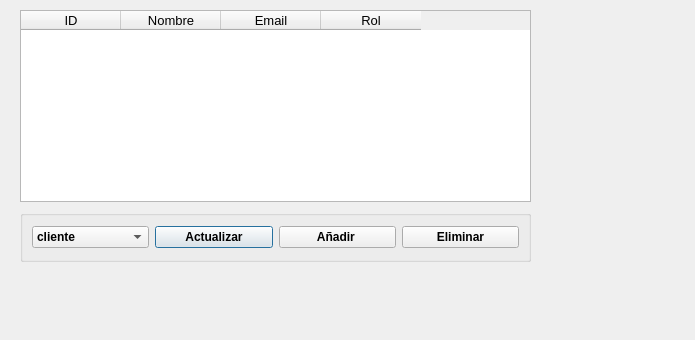
Old version of the form interfaces/admin_usuarios.ui in the repository aiglep02/gestion-tapas-leon.
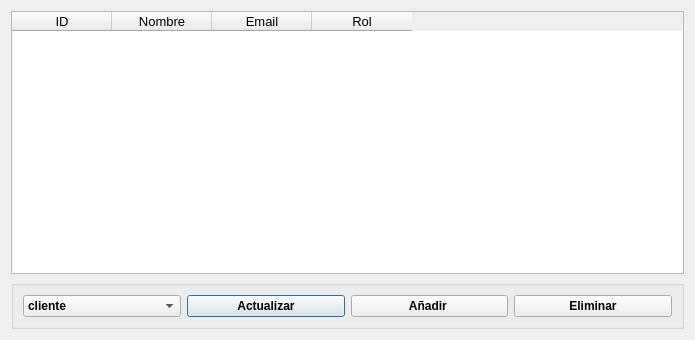
New version of the form.

Commit message: Implementado patrón MVC bien en gestionar usuarios de administradores

What changed in the file:
```diff
--- a/interfaces/admin_usuarios.ui
+++ b/interfaces/admin_usuarios.ui
@@ -13,15 +13,9 @@
   <property name="windowTitle">
    <string>Dialog</string>
   </property>
+  <layout class="QVBoxLayout" name="verticalLayout">
+   <item>
   <widget class="QTableWidget" name="tablaUsuarios">
-   <property name="geometry">
-    <rect>
-     <x>20</x>
-     <y>10</y>
-     <width>511</width>
-     <height>192</height>
-    </rect>
-   </property>
    <property name="font">
     <font>
      <pointsize>10</pointsize>
@@ -51,15 +45,9 @@
     </property>
    </column>
   </widget>
+   </item>
+   <item>
   <widget class="QGroupBox" name="groupBox">
-   <property name="geometry">
-    <rect>
-     <x>20</x>
-     <y>210</y>
-     <width>511</width>
-     <height>52</height>
-    </rect>
-   </property>
    <property name="title">
     <string/>
    </property>
@@ -91,7 +79,7 @@
      </widget>
     </item>
     <item>
-     <widget class="QPushButton" name="Actualizar&#10;">
+       <widget class="QPushButton" name="btnActualizar&#10;">
       <property name="font">
        <font>
         <pointsize>9</pointsize>
@@ -134,6 +122,8 @@
     </item>
    </layout>
   </widget>
+   </item>
+  </layout>
  </widget>
  <resources/>
  <connections/>
```
Left out of the diff: 4 changed lines with no effect on the pictures. Lines whose indentation alone changed are shown as unchanged. The commit also changes 9 other files.
